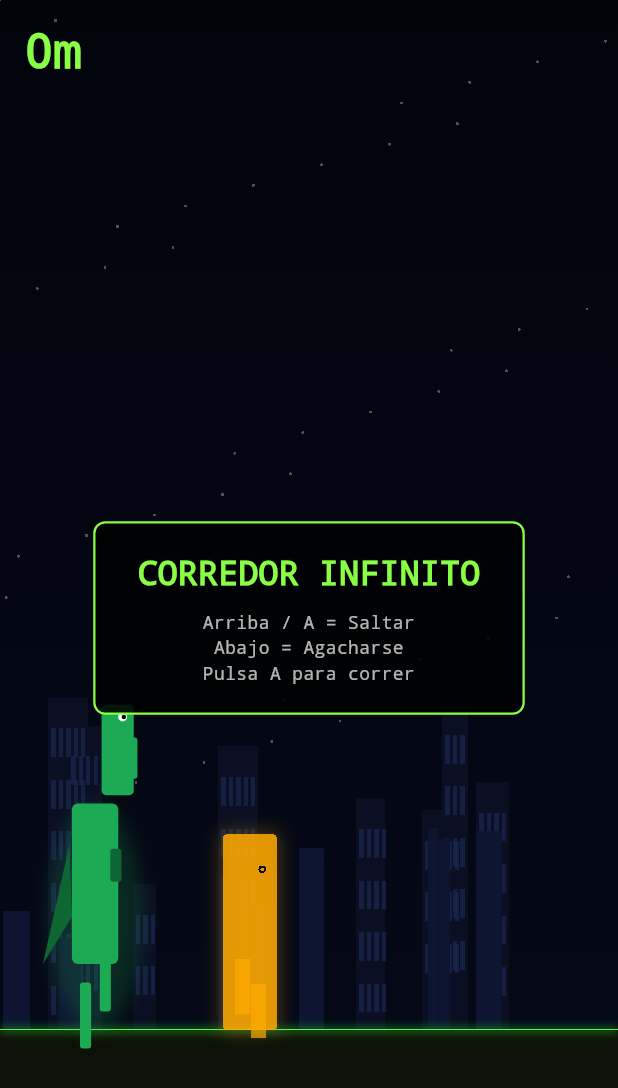
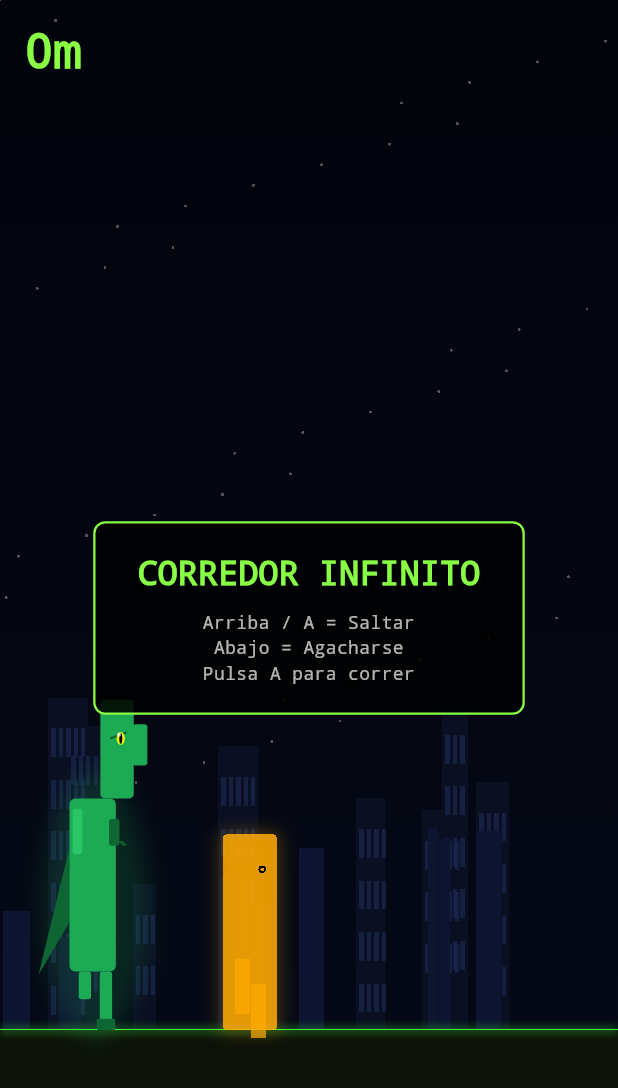
Before and after one commit to T-STY/T_STY_CLICK, a Flutter app: the EndlessRunnerScreen screen opened directly with empty values, on a phone screen of 412 x 824 dp. Shown: the top 1088 px of the screen. Run offline on Flutter 3.47's test engine with Material 3 defaults, Android fonts, the phone set to English and light mode, and no system bars; our stand-ins replace cached_network_image, cloud_firestore, connectivity_plus, firebase_auth, firebase_core, firebase_remote_config and 9 more; missing offline and left inert: algolia, firebase_app_check, slide_to_act_reborn; accounts and stored records are empty; project files that could hold a hidden picture were left out.

Commit message:
Improve all three arcade games: T-Rex, Breakout, Pong
Corredor Infinito (endless_runner_screen.dart):
- Redesign T-Rex with body bob (sin² at 2× step freq) for stomping feel
- Head bottom now equals body top — eliminates the gap completely
- Legs anchor at body bottom, varying HEIGHT (not Y pos) so feet never detach
- Flat foot drawn on planted leg; lifted leg shortens naturally
- Vertical reptile slit eye (yellow iris + black pupil) with gleam
- Angry angled eyebrow ridge above eye
- Tail sway: tip drifts with cos(legPhase) for fluid motion
- Body highlight stripe and claw finger lines on tiny arm

Muro de Neón (breakout_screen.dart):
- Ball speed increased: 72→135 game-units (was 50→100)
- Combo system: consecutive brick breaks multiply score (×2 at 3, ×3 at 5+)
- Combo counter displayed bottom-centre while active
- Bricks redesigned to drawRRect with rounded corners + 3D layering:
  shadow, base fill, raised face, top-left shine, neon border
- Ball motion trail (8-frame ghost) for sense of speed
- Combo and trail reset on paddle touch / ball loss

Contragolpe (pong_screen.dart):
- Ball initial speed raised: 48 → 76 (max 110, inc 2.5 per hit)
- AI no longer re-samples target every frame — new _aiTargetY resamples
  every 180 ms eliminating the constant jitter/wobble
- AI speeds and errors tuned harder per round: [46..96] / [5.5..0.0]
- Ball motion trail (7-frame ghost) added to painter

https://claude.ai/code/session_0178a1dsTRKubJbXYPxsd2qx

```diff
--- a/lib/app/game/endless_runner_screen.dart
+++ b/lib/app/game/endless_runner_screen.dart
@@ -648,25 +648,36 @@ class _RunnerPainter extends CustomPainter {
   static void _drawDino(Canvas canvas, double dx, double ux, double uy,
       {bool chomping = false, double legPhase = 0.0}) {
     final p = Paint()..isAntiAlias = true;
-    const clr = Color(0xFF1DAA55); // dino green
+    const clr = Color(0xFF1DAA55);
     const clrDark = Color(0xFF0E6633);
+    const clrLight = Color(0xFF3AE87A);
+
+    // Body bob — double-frequency, always positive (bounces up on each step)
+    final bob = chomping ? 0.0 : sin(legPhase * 2.0).abs() * 0.04;
+
+    // Key Y anchors in game units
+    final bodyTop = _kGroundY - 1.12 - bob;
+    final bodyBot = _kGroundY - 0.28 - bob;
+    const bodyLeft = -0.42; // relative to dx
+    const bodyRight = 0.33;
 
     // Glow
-    p..color = clr.withOpacity(0.20)
-      ..maskFilter = const MaskFilter.blur(BlurStyle.normal, 6);
+    p..color = clr.withOpacity(0.18)
+      ..maskFilter = const MaskFilter.blur(BlurStyle.normal, 7);
     canvas.drawOval(
         Rect.fromCenter(
-            center: Offset(dx * ux, (_kGroundY - 0.55) * uy),
-            width: 1.5 * ux, height: 1.1 * uy),
+            center: Offset(dx * ux, (_kGroundY - 0.60 - bob * 0.5) * uy),
+            width: 1.7 * ux, height: 1.3 * uy),
         p);
     p.maskFilter = null;
 
-    // Tail (triangle pointing left)
+    // Tail — sways with cos(legPhase), tip drags behind body-left
+    final tailSway = chomping ? 0.0 : cos(legPhase) * 0.07;
     p.color = clrDark;
     final tailPath = Path()
-      ..moveTo((dx - 0.38) * ux, (_kGroundY - 0.55) * uy)
-      ..lineTo((dx - 0.85) * ux, (_kGroundY - 0.32) * uy)
-      ..lineTo((dx - 0.42) * ux, (_kGroundY - 0.90) * uy)
+      ..moveTo((dx + bodyLeft) * ux, (_kGroundY - 0.52 - bob) * uy)
+      ..lineTo((dx - 0.92) * ux, (_kGroundY - 0.26 + tailSway - bob) * uy)
+      ..lineTo((dx + bodyLeft) * ux, (_kGroundY - 0.88 - bob) * uy)
       ..close();
     canvas.drawPath(tailPath, p);
 
@@ -675,77 +686,143 @@ class _RunnerPainter extends CustomPainter {
     canvas.drawRRect(
         RRect.fromRectAndRadius(
             Rect.fromLTWH(
-                (dx - 0.38) * ux, (_kGroundY - 1.10) * uy,
-                0.75 * ux, 0.78 * uy),
+                (dx + bodyLeft) * ux, bodyTop * uy,
+                (bodyRight - bodyLeft) * ux, (bodyBot - bodyTop) * uy),
             const Radius.circular(4)),
         p);
 
-    // Head
-    final mouthDrop = chomping ? 0.18 : 0.0;
+    // Body highlight stripe (top-left)
+    p.color = clrLight.withOpacity(0.45);
     canvas.drawRRect(
         RRect.fromRectAndRadius(
             Rect.fromLTWH(
-                (dx + 0.10) * ux, (_kGroundY - 1.58 - mouthDrop) * uy,
-                0.52 * ux, (0.44 + mouthDrop) * uy),
+                (dx + bodyLeft + 0.05) * ux, (bodyTop + 0.05) * uy,
+                0.16 * ux, 0.22 * uy),
+            const Radius.circular(2)),
+        p);
+
+    // Head — bottom = bodyTop (seamless, no gap)
+    const headW = 0.54;
+    const headH = 0.48;
+    final headLeft = dx + 0.08;
+    final headTop = bodyTop - headH;
+    p.color = clr;
+    canvas.drawRRect(
+        RRect.fromRectAndRadius(
+            Rect.fromLTWH(headLeft * ux, headTop * uy, headW * ux, headH * uy),
             const Radius.circular(3)),
         p);
 
-    // Upper jaw tip (snout)
+    // Snout / jaw
+    final mouthDrop = chomping ? 0.14 : 0.0;
     canvas.drawRRect(
         RRect.fromRectAndRadius(
             Rect.fromLTWH(
-                (dx + 0.46) * ux, (_kGroundY - 1.42) * uy,
-                0.22 * ux, 0.20 * uy),
+                (headLeft + headW - 0.02) * ux, (headTop + 0.12 - mouthDrop) * uy,
+                0.24 * ux, (0.20 + mouthDrop) * uy),
             const Radius.circular(2)),
         p);
 
     // Teeth when chomping
     if (chomping) {
-      p.color = Colors.white.withOpacity(0.9);
+      p.color = Colors.white.withOpacity(0.92);
       for (int i = 0; i < 3; i++) {
         canvas.drawRect(Rect.fromLTWH(
-            (dx + 0.48 + i * 0.065) * ux,
-            (_kGroundY - 1.42 + 0.18) * uy,
-            0.04 * ux, 0.10 * uy), p);
+            (headLeft + headW + 0.01 + i * 0.07) * ux,
+            (headTop + 0.28) * uy,
+            0.045 * ux, 0.11 * uy), p);
       }
       p.color = clr;
     }
 
-    // Eye
-    p.color = Colors.white;
-    canvas.drawCircle(
-        Offset((dx + 0.44) * ux, (_kGroundY - 1.52) * uy), 3.0, p);
+    // Angry eyebrow ridge (angled down toward snout = fierce look)
+    final eyeCx = (headLeft + 0.33) * ux;
+    final eyeCy = (headTop + 0.16) * uy;
+    p..color = clrDark
+      ..style = PaintingStyle.stroke
+      ..strokeWidth = 1.5;
+    canvas.drawLine(
+        Offset(eyeCx - 7, eyeCy + 4),
+        Offset(eyeCx + 4, eyeCy),
+        p);
+    p..style = PaintingStyle.fill..strokeWidth = 1.0;
+
+    // Eye — vertical reptile slit (yellow iris, black pupil)
+    p.color = Colors.yellowAccent.withOpacity(0.92);
+    canvas.drawOval(
+        Rect.fromCenter(center: Offset(eyeCx, eyeCy + 4),
+            width: 5.5, height: 8.5),
+        p);
     p.color = Colors.black;
-    canvas.drawCircle(
-        Offset((dx + 0.46) * ux, (_kGroundY - 1.52) * uy), 1.5, p);
+    canvas.drawOval(
+        Rect.fromCenter(center: Offset(eyeCx, eyeCy + 4),
+            width: 2.0, height: 7.0),
+        p);
+    // Gleam
+    p.color = Colors.white.withOpacity(0.75);
+    canvas.drawCircle(Offset(eyeCx - 1.2, eyeCy + 1.5), 1.3, p);
 
-    // Tiny arm
+    // Tiny T-Rex arm + claw hints
     p.color = clrDark;
     canvas.drawRRect(
         RRect.fromRectAndRadius(
             Rect.fromLTWH(
-                (dx + 0.24) * ux, (_kGroundY - 0.88) * uy,
-                0.18 * ux, 0.16 * uy),
+                (dx + 0.22) * ux, (bodyTop + 0.10) * uy,
+                0.17 * ux, 0.13 * uy),
             const Radius.circular(2)),
         p);
+    p..style = PaintingStyle.stroke..strokeWidth = 1.0;
+    for (int i = 0; i < 2; i++) {
+      final fx = (dx + 0.39 + i * 0.04) * ux;
+      final fy = (bodyTop + 0.23) * uy;
+      canvas.drawLine(Offset(fx, fy - 3), Offset(fx + 3, fy), p);
+    }
+    p..style = PaintingStyle.fill;
 
-    // Legs — sinusoidal alternating run animation
+    // Legs — anchored at bodyBot; HEIGHT varies (no Y shift = no detachment)
     p.color = clr;
-    final legSin = chomping ? 0.0 : sin(legPhase);
-    final legSwingPx = legSin * 0.09; // game-unit swing amplitude
-    canvas.drawRRect(
-        RRect.fromRectAndRadius(
-            Rect.fromLTWH(
-                (dx - 0.25) * ux, (_kGroundY - 0.32 + legSwingPx) * uy,
-                0.18 * ux, 0.32 * uy),
-            const Radius.circular(2)),
-        p);
-    canvas.drawRRect(
-        RRect.fromRectAndRadius(
-            Rect.fromLTWH(
-                (dx + 0.07) * ux, (_kGroundY - 0.32 - legSwingPx) * uy,
-                0.18 * ux, 0.32 * uy),
-            const Radius.circular(2)),
-        p);
+    if (chomping) {
+      // Static wide stance
+      canvas.drawRRect(RRect.fromRectAndRadius(
+          Rect.fromLTWH((dx - 0.27) * ux, bodyBot * uy, 0.20 * ux, 0.28 * uy),
+          const Radius.circular(2)), p);
+      canvas.drawRRect(RRect.fromRectAndRadius(
+          Rect.fromLTWH((dx + 0.07) * ux, bodyBot * uy, 0.20 * ux, 0.28 * uy),
+          const Radius.circular(2)), p);
+    } else {
+      // Alternating lift: one leg shortens as foot rises off ground
+      final liftL = max(0.0, sin(legPhase)) * 0.15;
+      final liftR = max(0.0, -sin(legPhase)) * 0.15;
+      final legLH = (0.28 + bob - liftL).clamp(0.06, 0.40);
+      final legRH = (0.28 + bob - liftR).clamp(0.06, 0.40);
+
+      // Left leg
+      canvas.drawRRect(RRect.fromRectAndRadius(
+          Rect.fromLTWH((dx - 0.27) * ux, bodyBot * uy, 0.20 * ux, legLH * uy),
+          const Radius.circular(2)), p);
+      // Foot flat on ground when planted
+      if (liftL < 0.04) {
+        p.color = clrDark;
+        canvas.drawRRect(RRect.fromRectAndRadius(
+            Rect.fromLTWH((dx - 0.32) * ux, (bodyBot + legLH - 0.055) * uy,
+                0.30 * ux, 0.055 * uy),
+            const Radius.circular(1)), p);
+        p.color = clr;
+      }
+
+      // Right leg
+      canvas.drawRRect(RRect.fromRectAndRadius(
+          Rect.fromLTWH((dx + 0.07) * ux, bodyBot * uy, 0.20 * ux, legRH * uy),
+          const Radius.circular(2)), p);
+      // Foot flat on ground when planted
+      if (liftR < 0.04) {
+        p.color = clrDark;
+        canvas.drawRRect(RRect.fromRectAndRadius(
+            Rect.fromLTWH((dx + 0.02) * ux, (bodyBot + legRH - 0.055) * uy,
+                0.30 * ux, 0.055 * uy),
+            const Radius.circular(1)), p);
+        p.color = clr;
+      }
+    }
   }
 }
```
Also changed, not shown: lib/app/game/breakout_screen.dart (+73 -25 lines), lib/app/game/pong_screen.dart (+43 -11 lines).
